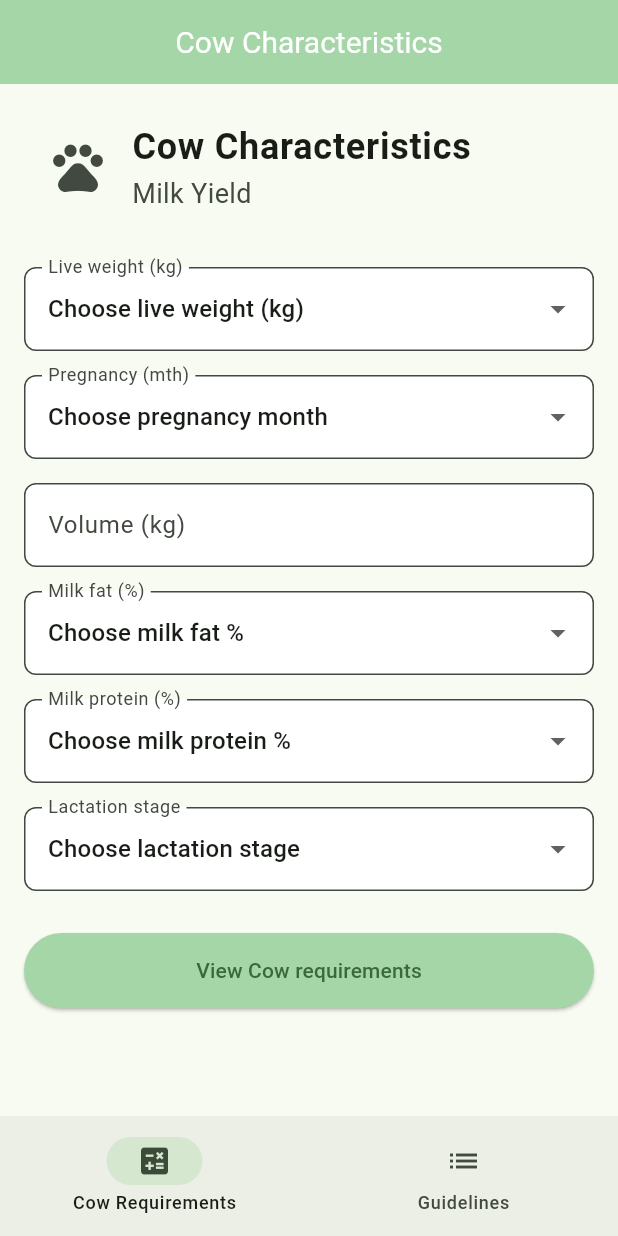
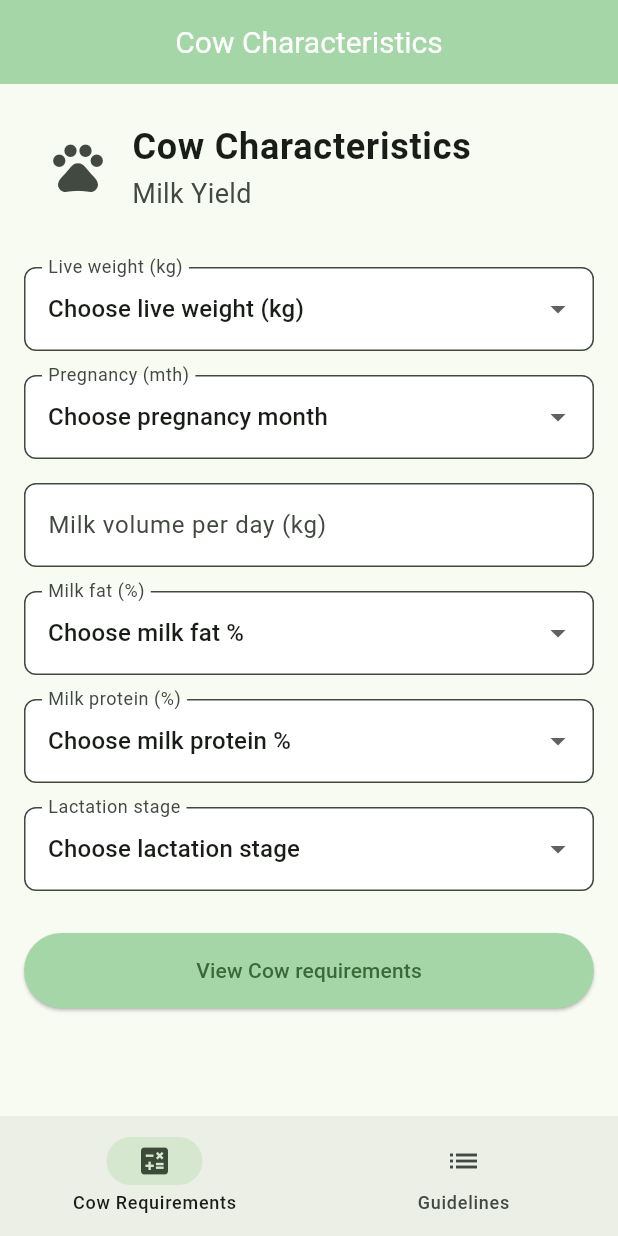
Before and after one commit to minerva-university/rationapp, a Flutter app: the screen it shows after launch, on a phone screen of 412 x 824 dp. Run offline on Flutter 3.47's test engine with Material 3 defaults, Android fonts, the light colour scheme and no system bars.

Commit message:
Closes #13 UI tweaks

```diff
--- a/lib/screens/cow_characteristics_page.dart
+++ b/lib/screens/cow_characteristics_page.dart
@@ -109,7 +109,8 @@ class _CowCharacteristicsPageState extends State<CowCharacteristicsPage> {
               labelText: 'Pregnancy (mth)',
             ),
             CustomTextField(
-                labelText: 'Volume (kg)', controller: volumeController),
+                labelText: 'Milk volume per day (kg)',
+                controller: volumeController),
             CustomDropdownField(
               hintText: milkFatController.text,
               options: CowCharacteristicsConstants.milkFatOptions,
--- a/lib/utils/cow_requirements_calculator.dart
+++ b/lib/utils/cow_requirements_calculator.dart
@@ -43,7 +43,7 @@ class CowRequirementsCalculator {
     double pIntake =
         NutritionCalculator.calculatePIntake(cowCharacteristics.lactationStage);
 
-    double ndfIntake = 0.4;
+    double ndfIntake = 40.0;
     double concentrateIntake = 60.0;
 
     CowRequirements cowRequirements = CowRequirements(
@@ -62,7 +62,7 @@ class CowRequirementsCalculator {
         return AlertDialog(
           title: const Text('Cow Requirements'),
           content: Text(
-            'DM Intake: ${dmIntake.toStringAsFixed(2)} kg/day\nME Intake: ${meIntake.toStringAsFixed(2)} MJ/day\nCP Intake: ${(cpIntake * 100).toStringAsFixed(2)}%\nCa Intake: ${(caIntake).toStringAsFixed(2)}%\nP Intake: ${(pIntake).toStringAsFixed(2)}%',
+            'DM Intake: ${dmIntake.toStringAsFixed(2)} kg/day\nME Intake: ${meIntake.toStringAsFixed(2)} MJ/day\nCP Intake: ${(cpIntake * 100).toStringAsFixed(2)}%\nNDF Intake: ${(ndfIntake).toStringAsFixed(2)}%\nCa Intake: ${(caIntake).toStringAsFixed(2)}%\nP Intake: ${(pIntake).toStringAsFixed(2)}%\nConcentrate Intake: ${(concentrateIntake).toStringAsFixed(2)}%',
             style: TextStyle(fontSize: 18),
           ),
           actions: [
--- a/lib/widgets/cow_requirements_table.dart
+++ b/lib/widgets/cow_requirements_table.dart
@@ -15,16 +15,21 @@ class CowRequirementsTable extends StatelessWidget {
           DataColumn(label: Text('DM Intake\n(kg/day)')),
           DataColumn(label: Text('ME Intake\n(MJ/day)')),
           DataColumn(label: Text('CP Intake\n(%)')),
+          DataColumn(label: Text('NDF Intake\n(%)')),
           DataColumn(label: Text('Ca Intake\n(%)')),
           DataColumn(label: Text('P Intake\n(%)')),
+          DataColumn(label: Text('Concentrate Intake\n(%)')),
         ],
         rows: [
           DataRow(cells: [
             DataCell(Text(cowRequirements.dmIntake.toStringAsFixed(2))),
             DataCell(Text(cowRequirements.meIntake.toStringAsFixed(2))),
             DataCell(Text((cowRequirements.cpIntake * 100).toStringAsFixed(2))),
+            DataCell(Text((cowRequirements.ndfIntake).toStringAsFixed(2))),
             DataCell(Text(cowRequirements.caIntake.toStringAsFixed(2))),
             DataCell(Text(cowRequirements.pIntake.toStringAsFixed(2))),
+            DataCell(
+                Text((cowRequirements.concentrateIntake).toStringAsFixed(2))),
           ]),
         ],
       ),
```
Also changed, not shown: lib/widgets/totals_table.dart (+14 -0 lines).
